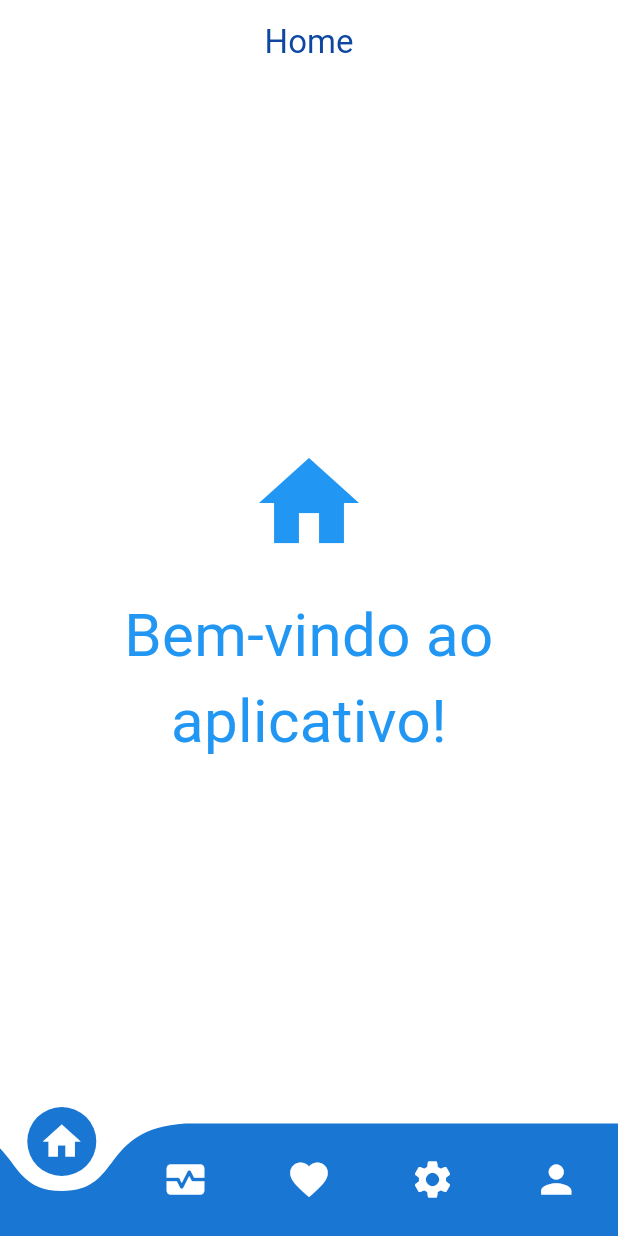
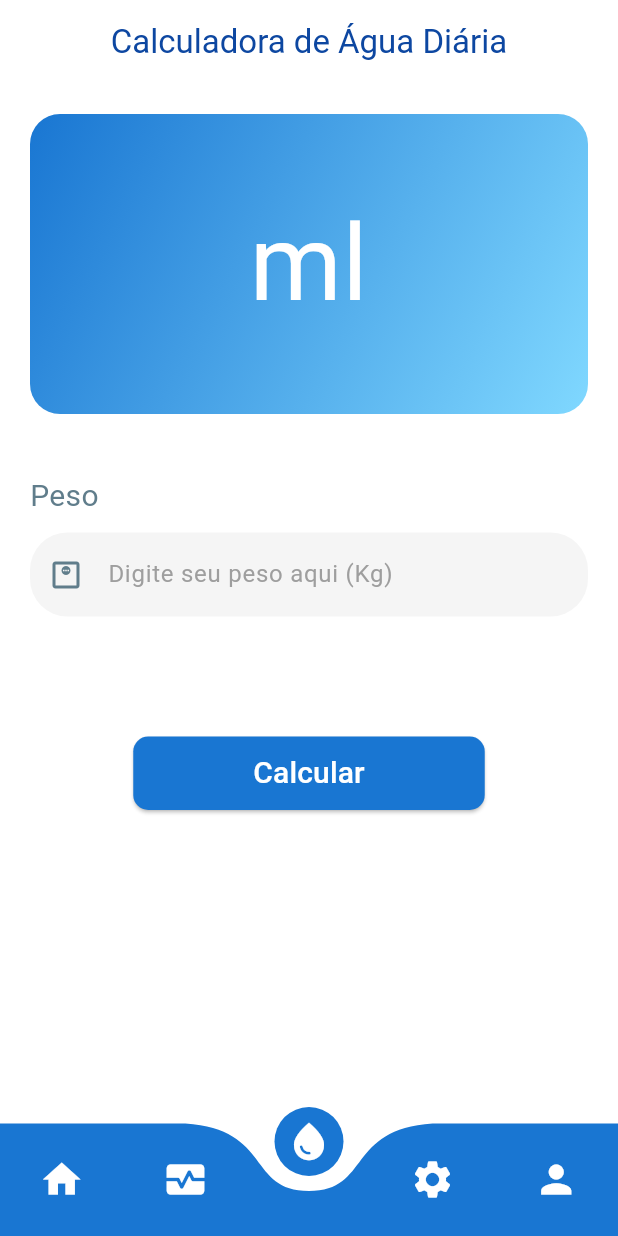
Before and after one commit to Vitor-Ribe/navigation_mobile, a Flutter app: the screen it shows after launch, on a phone screen of 412 x 824 dp. Run offline on Flutter 3.47's test engine with Material 3 defaults, Android fonts, the phone set to English and light mode, and no system bars; drawn by our look-alikes of curved_navigation_bar.

Commit message:
Criacao da pagina de calculadora de agua diaria

```diff
--- a/lib/main.dart
+++ b/lib/main.dart
@@ -1,6 +1,6 @@
 import 'package:curved_navigation_bar/curved_navigation_bar.dart';
 import 'package:flutter/material.dart';
-import 'package:navigation_mobile/pages/favourite_page.dart';
+import 'package:navigation_mobile/pages/water.dart';
 import 'package:navigation_mobile/pages/home_page.dart';
 import 'package:navigation_mobile/pages/imc_page.dart';
 import 'package:navigation_mobile/pages/profile_page.dart';
@@ -35,12 +35,12 @@ class MyHomePage extends StatefulWidget {
 }
 
 class _MyHomePageState extends State<MyHomePage> {
-  int index = 0;
+  int index = 2;
 
   final screens = [
     HomePage(),
     ImcPage(),
-    FavouritePage(),
+    WaterPage(),
     SettingsPage(),
     ProfilePage()
   ];
@@ -48,7 +48,7 @@ class _MyHomePageState extends State<MyHomePage> {
   final pageTitles = [
     'Home',
     'Cálculo de IMC',
-    'Favourite Page',
+    'Calculadora de Água Diária',
     'Settings Page',
     'Profile Page'
   ];
@@ -58,7 +58,7 @@ class _MyHomePageState extends State<MyHomePage> {
     final items = <Widget> [
       Icon(Icons.home, size: 30, color: Colors.white),
       Icon(Icons.monitor_heart, size: 30, color: Colors.white),
-      Icon(Icons.favorite, size: 30, color: Colors.white),
+      Icon(Icons.water_drop, size: 30, color: Colors.white),
       Icon(Icons.settings, size: 30, color: Colors.white),
       Icon(Icons.person, size: 30, color: Colors.white)
     ];
--- a/lib/pages/favourite_page.dart
+++ /dev/null
@@ -1,26 +0,0 @@
-import 'package:flutter/material.dart';
-
-class FavouritePage extends StatelessWidget {
-  const FavouritePage({super.key});
-
-  @override
-  Widget build(BuildContext context) {
-    return Scaffold(
-      backgroundColor: Colors.white,
-      body: Center(
-        child: Column(
-          mainAxisSize: MainAxisSize.min,
-          children: const [
-            Icon(Icons.favorite, size: 80, color: Colors.redAccent),
-            SizedBox(height: 20),
-            Text(
-              'Nenhum item favorito ainda.',
-              style: TextStyle(fontSize: 20, color: Colors.black54),
-              textAlign: TextAlign.center,
-            ),
-          ],
-        ),
-      ),
-    );
-  }
-}
--- /dev/null
+++ b/lib/pages/water.dart
@@ -0,0 +1,116 @@
+import 'package:flutter/material.dart';
+
+class WaterPage extends StatefulWidget {
+  const WaterPage({super.key});
+
+  @override
+  State<WaterPage> createState() => _WaterPageState();
+}
+
+class _WaterPageState extends State<WaterPage> {
+  final pesoController = TextEditingController();
+  String resultado = '';
+
+  void calcularAguaDiaria() {
+    final peso = double.tryParse(pesoController.text);
+    if (peso != null && peso > 0) {
+      final agua = peso * 35; // ml por dia
+      setState(() {
+        resultado = '${agua.toStringAsFixed(0)} ml';
+      });
+    } else {
+      setState(() {
+        resultado = 'Peso inválido';
+      });
+    }
+  }
+
+  @override
+  Widget build(BuildContext context) {
+    return Scaffold(
+      backgroundColor: Colors.white,
+      body: Container(
+        padding: EdgeInsets.all(20),
+        child: Column(
+          children: [
+            Center(
+              child: Container(
+                width: 400,
+                height: 200,
+                decoration: BoxDecoration(
+                  borderRadius: BorderRadius.circular(20),
+                  gradient: LinearGradient(
+                    colors: [Colors.blue.shade700, Colors.lightBlueAccent.shade100],
+                    begin: Alignment.topLeft,
+                    end: Alignment.bottomRight,
+                  ),
+                ),
+                child: Center(
+                  child: Text(
+                    resultado.isEmpty ? 'ml' : resultado,
+                    textAlign: TextAlign.center,
+                    style: TextStyle(
+                      color: Colors.white,
+                      fontSize: resultado.isEmpty ? 70 : 30,
+                    ),
+                  ),
+                ),
+              ),
+            ),
+
+            SizedBox(height: 40),
+
+            Align(
+              alignment: Alignment.centerLeft,
+              child: Text(
+                'Peso',
+                style: TextStyle(color: Colors.blueGrey, fontSize: 20),
+              ),
+            ),
+
+            SizedBox(height: 10),
+
+            TextField(
+              controller: pesoController,
+              keyboardType: TextInputType.number,
+              decoration: InputDecoration(
+                hintText: 'Digite seu peso aqui (Kg)',
+                hintStyle: TextStyle(fontSize: 16, color: Colors.grey.shade500),
+                filled: true,
+                fillColor: Colors.grey.shade100,
+                contentPadding: EdgeInsets.symmetric(horizontal: 20, vertical: 16),
+                border: OutlineInputBorder(
+                  borderRadius: BorderRadius.circular(25),
+                  borderSide: BorderSide.none,
+                ),
+                enabledBorder: OutlineInputBorder(
+                  borderRadius: BorderRadius.circular(25),
+                  borderSide: BorderSide(color: Colors.transparent),
+                ),
+                focusedBorder: OutlineInputBorder(
+                  borderRadius: BorderRadius.circular(25),
+                  borderSide: BorderSide(color: Colors.blueGrey, width: 2),
+                ),
+                prefixIcon: Icon(Icons.monitor_weight_outlined, color: Colors.blueGrey),
+              ),
+            ),
+
+            SizedBox(height: 80),
+
+            Center(
+              child: ElevatedButton(
+                onPressed: calcularAguaDiaria,
+                style: ElevatedButton.styleFrom(
+                  backgroundColor: Colors.blue.shade700,
+                  padding: EdgeInsets.symmetric(horizontal: 80, vertical: 10),
+                  shape: RoundedRectangleBorder(borderRadius: BorderRadius.circular(10)),
+                ),
+                child: Text('Calcular', style: TextStyle(fontSize: 20, color: Colors.white)),
+              ),
+            ),
+          ],
+        ),
+      ),
+    );
+  }
+}
```
